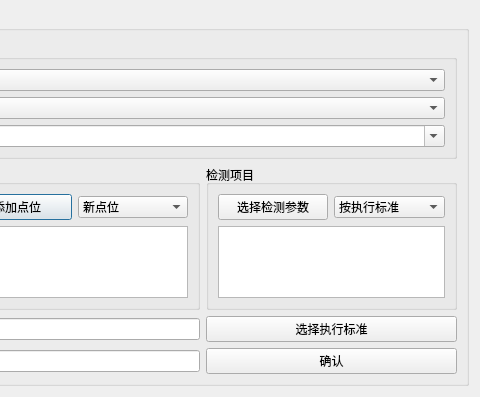
The window that src/TaskSheetManager/testinfoeditor.ui (hcc01/ELIMS) describes before a commit, drawn with Qt 5; both pictures show x 210 to 690 and y 0 to 397 of the 690 by 397 pixel window.
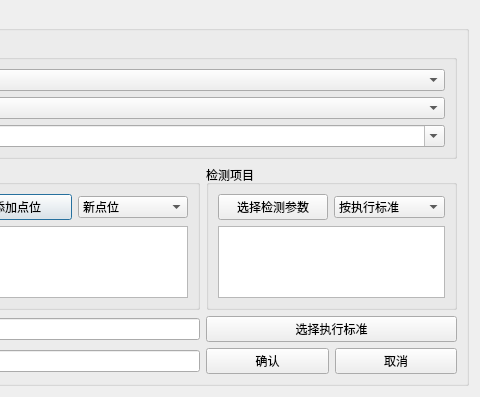
The same window after the commit.

```diff
--- a/src/TaskSheetManager/testinfoeditor.ui
+++ b/src/TaskSheetManager/testinfoeditor.ui
@@ -73,6 +73,13 @@
           </property>
          </widget>
         </item>
+        <item>
+         <widget class="QPushButton" name="cancelBtn">
+          <property name="text">
+           <string>取消</string>
+          </property>
+         </widget>
+        </item>
        </layout>
       </item>
       <item row="1" column="3">
```
